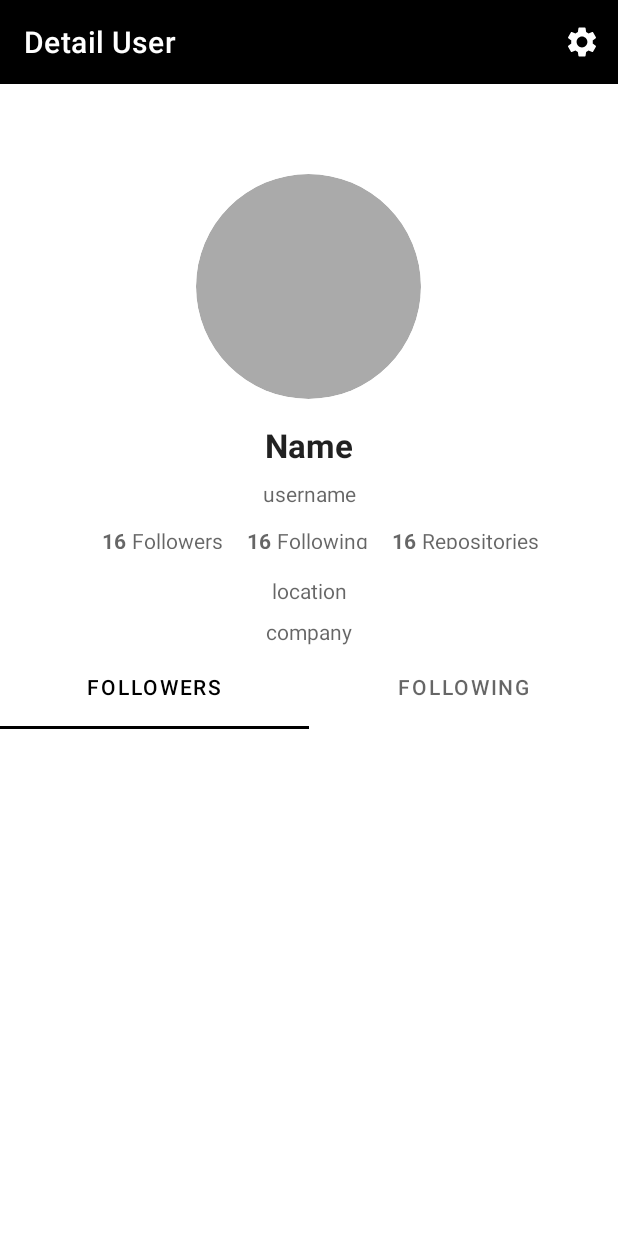
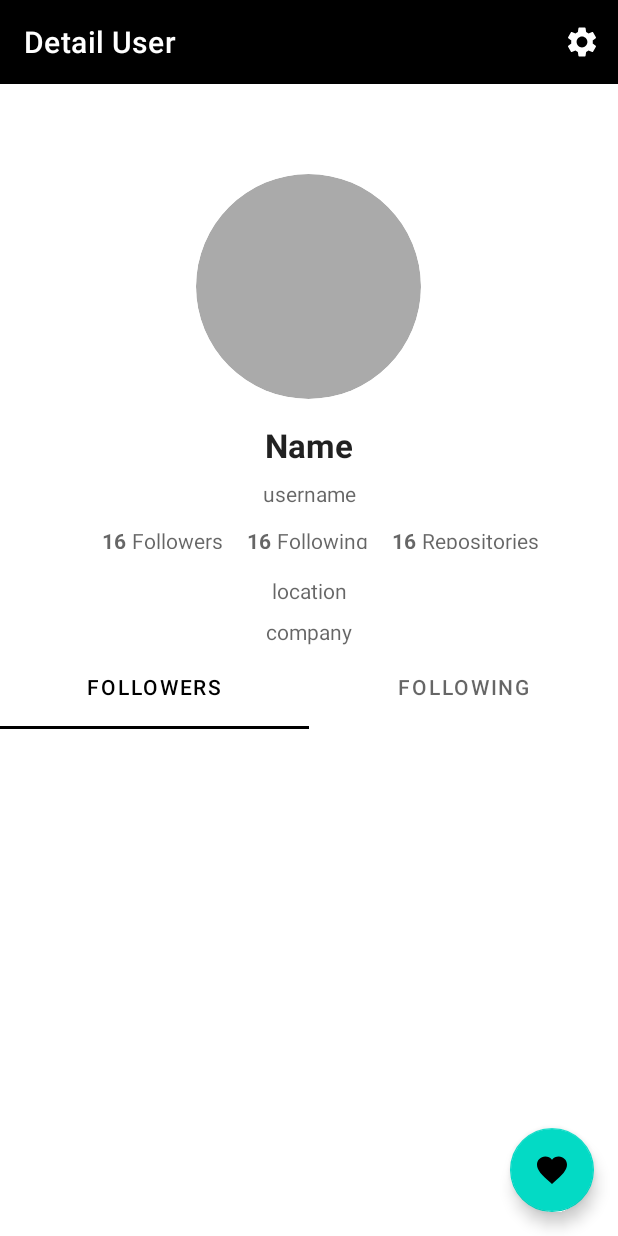
Before and after one commit to rochman25/github_user_submission, an Android app: the DetailActivity screen opened directly, with no data from a screen before it, on a phone screen of 412 x 824 dp. Run offline under Robolectric (Android 15) with nearby library versions, the phone set to English and light mode, and no system bars; our stand-ins replace CircleImageView; pictures from the network do not load; 4 statements that could not run were skipped.

Commit message:
add favorites fab in detail activity

```diff
--- a/app/src/main/res/layout/activity_detail.xml
+++ b/app/src/main/res/layout/activity_detail.xml
@@ -192,4 +192,13 @@
 
     </androidx.viewpager2.widget.ViewPager2>
 
+    <com.google.android.material.floatingactionbutton.FloatingActionButton
+        android:id="@+id/add_to_fav"
+        android:layout_width="wrap_content"
+        android:layout_height="wrap_content"
+        android:src="@drawable/ic_baseline_favorite_24"
+        android:layout_margin="16dp"
+        android:contentDescription="@string/avatar_description"
+        android:layout_gravity="bottom|end"/>
+
 </androidx.coordinatorlayout.widget.CoordinatorLayout>
```
